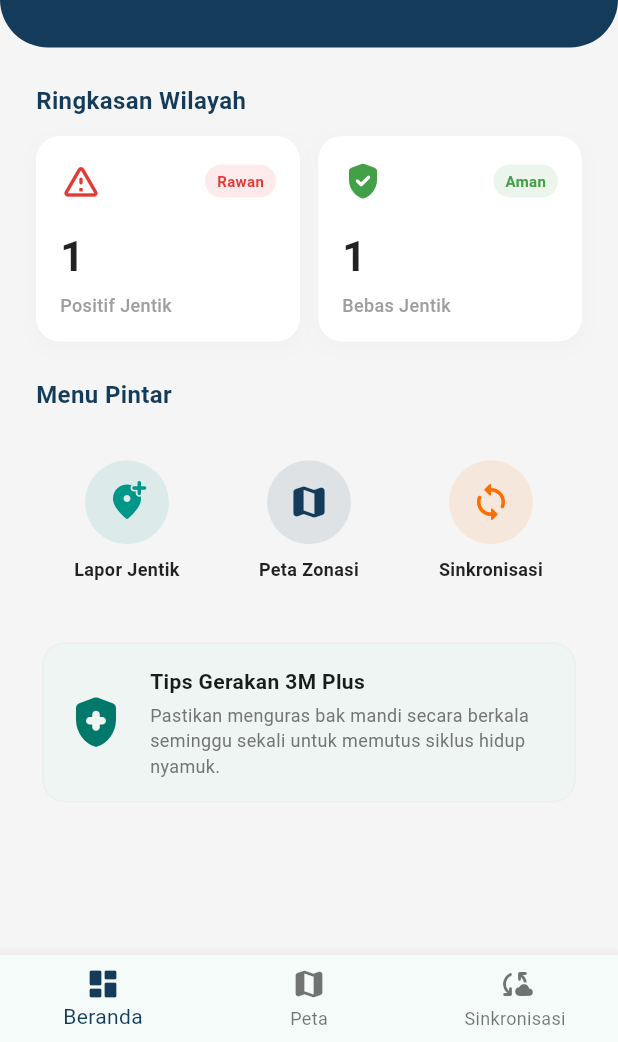
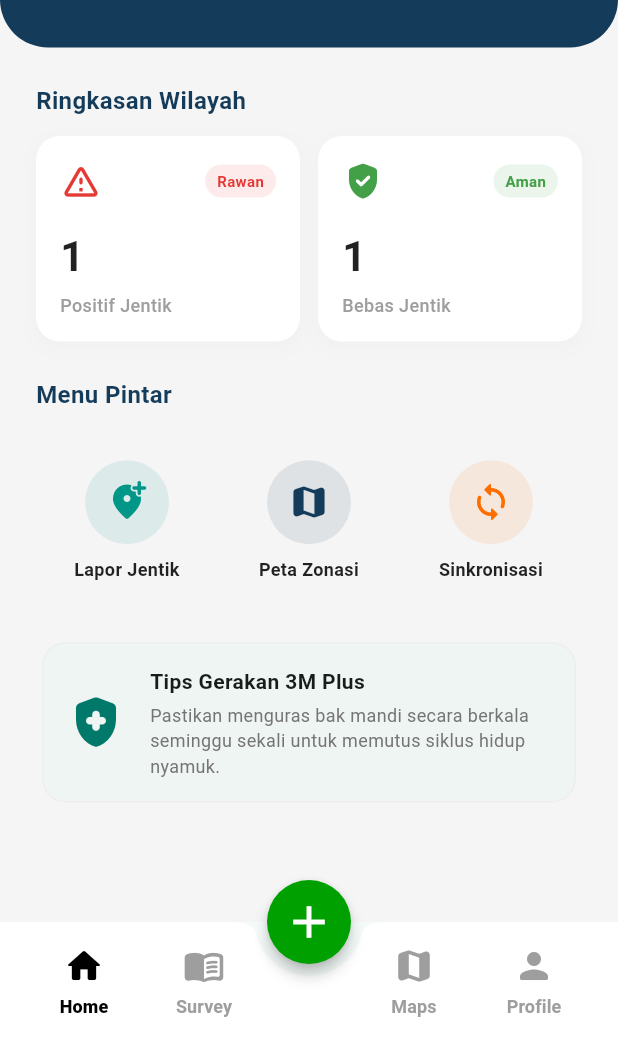
Before and after one commit to ipincamp/radar-jentik-app, a Flutter app: the MainNavigationPage screen opened directly, on a phone screen of 412 x 824 dp, the part 194-1236 px from its top. Run offline on Flutter 3.47's test engine with Material 3 defaults, Android fonts, the phone set to English and light mode, and no system bars; our stand-ins replace flutter_map, geolocator, image_picker, latlong2.

Commit message:
feat: Enhance MainNavigationPage with dynamic tab navigation and add EntryFormPage integration

```diff
--- a/lib/features/main_navigation_page.dart
+++ b/lib/features/main_navigation_page.dart
@@ -2,6 +2,7 @@ import 'package:flutter/material.dart';
 import 'home/presentation/pages/home_page.dart';
 import 'gis_map/presentation/pages/zonation_map_page.dart';
 import 'sync_dashboard/presentation/pages/sync_dashboard_page.dart';
+import 'report_entry/presentation/pages/entry_form_page.dart';
 
 class MainNavigationPage extends StatefulWidget {
   const MainNavigationPage({super.key});
@@ -22,33 +23,129 @@ class _MainNavigationPageState extends State<MainNavigationPage> {
 
   @override
   Widget build(BuildContext context) {
-    // List halaman disesuaikan agar menampung susunan navigasi baru
+    // Definisi halaman untuk masing-masing tab (Total 4 Tab)
     final List<Widget> pages = [
+      // Tab 0: Home
       HomePage(
-        onNavigateToTab: _navigateToTab,
-      ), // Tab 0: Dashboard Beranda Utama
-      const ZonationMapPage(), // Tab 1: Peta Visualisasi Zonasi
-      const SyncDashboardPage(), // Tab 2: Halaman Sinkronisasi & Riwayat Luring
+        onNavigateToTab: (index) {
+          // Penyesuaian index jika tombol cepat di home ditekan
+          if (index == 1)
+            _navigateToTab(2); // Maps sekarang di index 2
+          else if (index == 0)
+            _navigateToTab(1); // Sinkronisasi -> kita taruh di Survey (index 1)
+        },
+      ),
+
+      // Tab 1: Survey (Sementara kita gunakan Sinkronisasi sebagai placeholder)
+      const SyncDashboardPage(),
+
+      // Tab 2: Maps
+      const ZonationMapPage(),
+
+      // Tab 3: Profile (Halaman Kosong untuk sementara)
+      const Center(
+        child: Text("Halaman Profile", style: TextStyle(fontSize: 20)),
+      ),
     ];
 
     return Scaffold(
       body: pages[_currentIndex],
-      bottomNavigationBar: BottomNavigationBar(
-        currentIndex: _currentIndex,
-        onTap: (index) => setState(() => _currentIndex = index),
-        selectedItemColor: const Color(
-          0xFF143B59,
-        ), // Konsisten menggunakan warna biru mockup utama
-        type: BottomNavigationBarType.fixed,
-        items: const [
-          BottomNavigationBarItem(
-            icon: Icon(Icons.dashboard_rounded),
-            label: "Beranda",
+
+      // --- TOMBOL TENGAH (PLUS) ---
+      floatingActionButton: FloatingActionButton(
+        backgroundColor: const Color(0xFF00A000), // Warna Hijau seperti mockup
+        shape: const CircleBorder(), // Memastikan bentuknya bulat penuh
+        elevation: 4,
+        child: const Icon(Icons.add, color: Colors.white, size: 36),
+        onPressed: () {
+          // Aksi ketika tombol '+' ditekan (Buka form lapor jentik)
+          Navigator.push(
+            context,
+            MaterialPageRoute(builder: (context) => const EntryFormPage()),
+          );
+        },
+      ),
+      // Posisikan tombol mengambang di tengah bawah
+      floatingActionButtonLocation: FloatingActionButtonLocation.centerDocked,
+
+      // --- BAR NAVIGASI BAWAH ---
+      bottomNavigationBar: BottomAppBar(
+        color: Colors.white,
+        shape:
+            const CircularNotchedRectangle(), // Membuat lekukan (notch) untuk tombol +
+        notchMargin: 8.0, // Jarak lekukan dengan tombol
+        child: SizedBox(
+          height: 65, // Tinggi navigation bar
+          child: Row(
+            mainAxisAlignment: MainAxisAlignment.spaceBetween,
+            children: [
+              // Bagian Kiri
+              Row(
+                crossAxisAlignment: CrossAxisAlignment.center,
+                children: [
+                  _buildNavItem(
+                    icon: Icons.home_rounded,
+                    label: "Home",
+                    index: 0,
+                  ),
+                  _buildNavItem(
+                    icon: Icons.menu_book_rounded,
+                    label: "Survey",
+                    index: 1,
+                  ),
+                ],
+              ),
+              // Bagian Kanan
+              Row(
+                crossAxisAlignment: CrossAxisAlignment.center,
+                children: [
+                  _buildNavItem(
+                    icon: Icons.map_rounded,
+                    label: "Maps",
+                    index: 2,
+                  ),
+                  _buildNavItem(
+                    icon: Icons.person_rounded,
+                    label: "Profile",
+                    index: 3,
+                  ),
+                ],
+              ),
+            ],
           ),
-          BottomNavigationBarItem(icon: Icon(Icons.map_rounded), label: "Peta"),
-          BottomNavigationBarItem(
-            icon: Icon(Icons.cloud_sync_rounded),
-            label: "Sinkronisasi",
+        ),
+      ),
+    );
+  }
+
+  // Widget Helper untuk membuat tombol masing-masing tab
+  Widget _buildNavItem({
+    required IconData icon,
+    required String label,
+    required int index,
+  }) {
+    final isSelected = _currentIndex == index;
+
+    return MaterialButton(
+      minWidth: 80, // Memastikan lebar klik proporsional
+      onPressed: () => _navigateToTab(index),
+      child: Column(
+        mainAxisAlignment: MainAxisAlignment.center,
+        mainAxisSize: MainAxisSize.min,
+        children: [
+          Icon(
+            icon,
+            color: isSelected ? Colors.black : Colors.grey[500],
+            size: 28,
+          ),
+          const SizedBox(height: 4),
+          Text(
+            label,
+            style: TextStyle(
+              color: isSelected ? Colors.black : Colors.grey[500],
+              fontSize: 12,
+              fontWeight: isSelected ? FontWeight.w800 : FontWeight.w600,
+            ),
           ),
         ],
       ),
```
